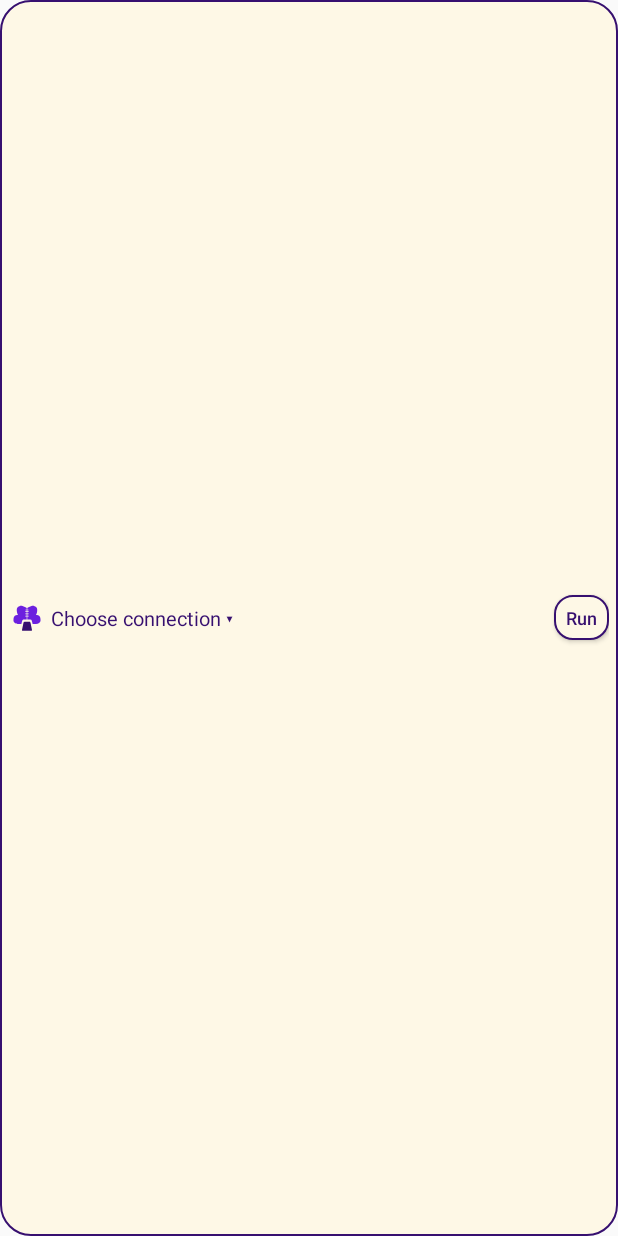
After one commit to shining-grimace/sync-pak, an Android app: the layout widget_sync_compact.xml on its own in the app's theme, with its tools: preview values and no code run, on a phone screen of 412 x 824 dp. The commit adds this screen. Run offline under Robolectric (Android 15) with nearby library versions, the phone set to English and light mode, and no system bars.

Commit message:
Codex: Reduced Android widget minimum size

```diff
--- /dev/null
+++ b/android/app/src/main/res/layout/widget_sync_compact.xml
@@ -0,0 +1,9 @@
+<FrameLayout
+    xmlns:android="http://schemas.android.com/apk/res/android"
+    android:layout_width="match_parent"
+    android:layout_height="match_parent"
+    android:theme="@style/SyncPakWidget">
+
+    <include layout="@layout/widget_sync_compact_content" />
+
+</FrameLayout>
--- /dev/null
+++ b/android/app/src/main/res/layout/widget_sync_compact_content.xml
@@ -0,0 +1,43 @@
+<LinearLayout xmlns:android="http://schemas.android.com/apk/res/android"
+    android:layout_width="match_parent"
+    android:layout_height="match_parent"
+    android:background="@drawable/widget_background"
+    android:gravity="center_vertical"
+    android:orientation="horizontal"
+    android:paddingHorizontal="6dp">
+
+    <ImageView
+        android:id="@+id/widget_icon"
+        android:layout_width="24dp"
+        android:layout_height="24dp"
+        android:src="@drawable/syncpak_logo"
+        android:contentDescription="Open SyncPak" />
+
+    <TextView
+        android:id="@+id/widget_connection"
+        android:layout_width="0dp"
+        android:layout_height="match_parent"
+        android:layout_weight="1"
+        android:layout_marginHorizontal="4dp"
+        android:gravity="center_vertical"
+        android:text="Choose connection ▾"
+        android:textColor="@color/widget_button_foreground"
+        android:textSize="13sp"
+        android:maxLines="1"
+        android:ellipsize="end"
+        android:accessibilityLiveRegion="polite" />
+
+    <Button
+        android:id="@+id/widget_run"
+        android:layout_width="wrap_content"
+        android:layout_height="30dp"
+        android:minWidth="0dp"
+        android:minHeight="0dp"
+        android:background="@drawable/widget_button"
+        android:paddingHorizontal="8dp"
+        android:text="Run"
+        android:textColor="@color/widget_button_foreground"
+        android:textSize="12sp"
+        android:textAllCaps="false" />
+
+</LinearLayout>
--- /dev/null
+++ b/android/app/src/main/res/layout/widget_sync_compact_dark.xml
@@ -0,0 +1,4 @@
+<FrameLayout xmlns:android="http://schemas.android.com/apk/res/android"
+    android:layout_width="match_parent" android:layout_height="match_parent" android:theme="@style/SyncPakWidget.Dark">
+    <include layout="@layout/widget_sync_compact_content" />
+</FrameLayout>
--- /dev/null
+++ b/android/app/src/main/res/layout/widget_sync_compact_light.xml
@@ -0,0 +1,4 @@
+<FrameLayout xmlns:android="http://schemas.android.com/apk/res/android"
+    android:layout_width="match_parent" android:layout_height="match_parent" android:theme="@style/SyncPakWidget.Light">
+    <include layout="@layout/widget_sync_compact_content" />
+</FrameLayout>
--- a/android/app/src/main/res/xml/widget_sync.xml
+++ b/android/app/src/main/res/xml/widget_sync.xml
@@ -3,7 +3,7 @@
     android:minWidth="140dp"
     android:minHeight="140dp"
     android:minResizeWidth="110dp"
-    android:minResizeHeight="140dp"
+    android:minResizeHeight="38dp"
     android:targetCellWidth="2"
     android:targetCellHeight="2"
     android:resizeMode="horizontal|vertical"
```
Also changed, not shown: android/app/src/main/java/com/shininggrimace/syncpak/SyncWidgets.kt (+29 -23 lines), 1 other file.
